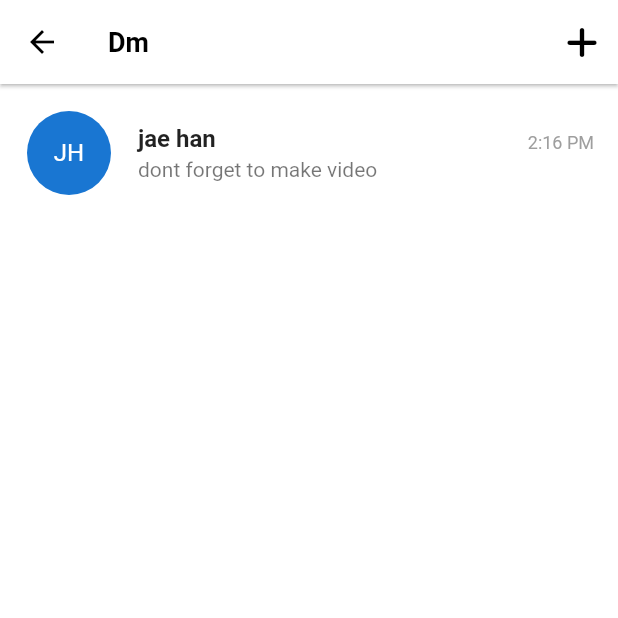
After one commit to wogks/kill_tiktok, a Flutter app: the ChatScreen screen opened directly, on a phone screen of 412 x 824 dp, the top half of it. The commit adds this screen. Run offline on Flutter 3.47's test engine with Material 2 defaults, Android fonts, the phone set to English and light mode, and no system bars; our stand-ins replace font_awesome_flutter, marquee, video_player, visibility_detector; network calls fail.

Commit message:
Feat: dm

```diff
--- a/lib/features/inbox/activity_screen.dart
+++ b/lib/features/inbox/activity_screen.dart
@@ -87,6 +87,8 @@ class _ActivityScreenState extends State<ActivityScreen>
         title: GestureDetector(
           onTap: _onToggleAnimations,
           child: Row(
+            //뒤로가기 버튼때문에 가운데 오지 않았던 타이틀이 가운데로 오게 만드는 법
+            mainAxisSize: MainAxisSize.min,
             mainAxisAlignment: MainAxisAlignment.center,
             children: [
               const Text('All Activity'),
--- /dev/null
+++ b/lib/features/inbox/chats_screen.dart
@@ -0,0 +1,54 @@
+import 'package:flutter/material.dart';
+import 'package:font_awesome_flutter/font_awesome_flutter.dart';
+import 'package:kill_tiktok/constants/sizes.dart';
+
+class ChatScreen extends StatefulWidget {
+  const ChatScreen({super.key});
+
+  @override
+  State<ChatScreen> createState() => _ChatScreenState();
+}
+
+class _ChatScreenState extends State<ChatScreen> {
+  @override
+  Widget build(BuildContext context) {
+    return Scaffold(
+      appBar: AppBar(
+        actions: [
+          IconButton(
+            onPressed: () {},
+            icon: const FaIcon(FontAwesomeIcons.plus),
+          ),
+        ],
+        elevation: 1,
+        title: const Text('Dm'),
+      ),
+      body: ListView(
+        padding: const EdgeInsets.symmetric(vertical: Sizes.size10),
+        children: [
+          ListTile(
+            leading: const CircleAvatar(
+              radius: 30,
+              child: Text('JH'),
+            ),
+            title: Row(
+              mainAxisAlignment: MainAxisAlignment.spaceBetween,
+              crossAxisAlignment: CrossAxisAlignment.end,
+              children: [
+                const Text('jae han',
+                    style: TextStyle(fontWeight: FontWeight.w600)),
+                //const Spacer(),
+                Text(
+                  '2:16 PM',
+                  style: TextStyle(
+                      color: Colors.grey.shade500, fontSize: Sizes.size12),
+                ),
+              ],
+            ),
+            subtitle: const Text('dont forget to make video'),
+          ),
+        ],
+      ),
+    );
+  }
+}
--- a/lib/features/inbox/inbox_screen.dart
+++ b/lib/features/inbox/inbox_screen.dart
@@ -2,13 +2,18 @@ import 'package:flutter/material.dart';
 import 'package:font_awesome_flutter/font_awesome_flutter.dart';
 import 'package:kill_tiktok/constants/sizes.dart';
 import 'package:kill_tiktok/features/inbox/activity_screen.dart';
+import 'package:kill_tiktok/features/inbox/chats_screen.dart';
 
 import '../../constants/gaps.dart';
 
 class InboxScreen extends StatelessWidget {
   const InboxScreen({super.key});
 
-  void _onDmPressed() {}
+  void _onDmPressed(BuildContext context) {
+    Navigator.of(context).push(
+      MaterialPageRoute(builder: (context)=> const ChatScreen())
+    );
+  }
 
   void _onActivityTab(BuildContext context) {
     Navigator.of(context)
@@ -23,7 +28,7 @@ class InboxScreen extends StatelessWidget {
         elevation: 1,
         actions: [
           IconButton(
-              onPressed: _onDmPressed,
+              onPressed: ()=>_onDmPressed(context),
               icon: const FaIcon(FontAwesomeIcons.paperPlane))
         ],
       ),
--- a/lib/features/main_navigation/main_navigation_screen.dart
+++ b/lib/features/main_navigation/main_navigation_screen.dart
@@ -15,7 +15,7 @@ class MainNavigationScreen extends StatefulWidget {
 }
 
 class _MainNavigationScreenState extends State<MainNavigationScreen> {
-  int _currentIndex = 1;
+  int _currentIndex = 3;
 
   void _onTap(int index) {
     setState(() {
--- a/lib/main.dart
+++ b/lib/main.dart
@@ -1,5 +1,6 @@
 import 'package:flutter/material.dart';
 import 'package:kill_tiktok/features/inbox/activity_screen.dart';
+import 'package:kill_tiktok/features/main_navigation/main_navigation_screen.dart';
 
 import 'constants/sizes.dart';
 
@@ -36,6 +37,6 @@ class MyApp extends StatelessWidget {
             ),
           ),
         ),
-        home: const ActivityScreen());
+        home: const MainNavigationScreen());
   }
 }
```
